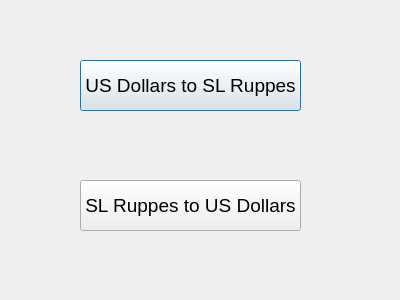
First picture: the form in currency.ui, repository Menuka5/Unit_Converter, before the edit.
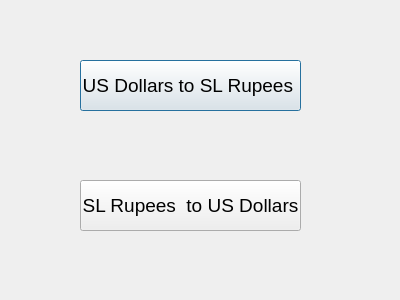
Second picture: the form after the edit.

The edit to the form file:
```diff
--- a/currency.ui
+++ b/currency.ui
@@ -28,7 +28,7 @@
     </font>
    </property>
    <property name="text">
-    <string>US Dollars to SL Ruppes</string>
+    <string>US Dollars to SL Rupees </string>
    </property>
   </widget>
   <widget class="QPushButton" name="pushButton_2">
@@ -46,7 +46,7 @@
     </font>
    </property>
    <property name="text">
-    <string>SL Ruppes to US Dollars</string>
+    <string>SL Rupees  to US Dollars</string>
    </property>
   </widget>
  </widget>
```
